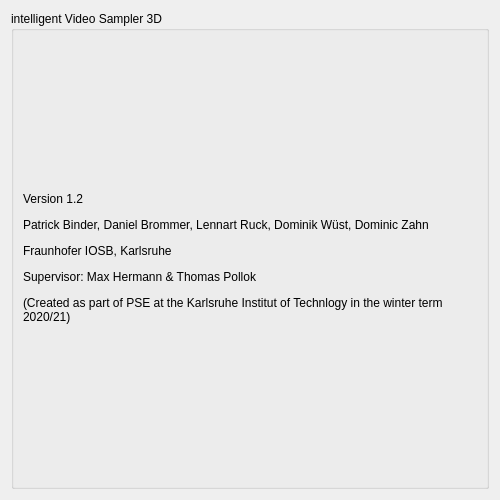
This is iVS3D/src/iVS3D-core/view/about.ui in iVS3D/iVS3D as Qt 5 draws it before an edit. The edited form follows.
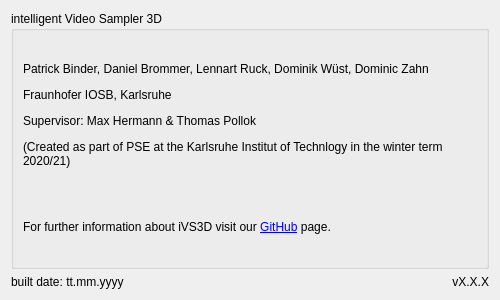
This is the edited form.

Commit message: added following flags to pass version and date to build process: IVS3D_DAT for build date and IVS3D_VER for build version. can be passed to qmake via DEFINES

Diff of the .ui file:
```diff
--- a/iVS3D/src/iVS3D-core/view/about.ui
+++ b/iVS3D/src/iVS3D-core/view/about.ui
@@ -7,19 +7,19 @@
     <x>0</x>
     <y>0</y>
     <width>500</width>
-    <height>500</height>
+    <height>300</height>
    </rect>
   </property>
   <property name="minimumSize">
    <size>
     <width>500</width>
-    <height>500</height>
+    <height>300</height>
    </size>
   </property>
   <property name="maximumSize">
    <size>
     <width>500</width>
-    <height>500</height>
+    <height>300</height>
    </size>
   </property>
   <property name="windowTitle">
@@ -34,8 +34,14 @@
      <layout class="QVBoxLayout" name="verticalLayout_3">
       <item>
        <widget class="QLabel" name="label">
+        <property name="sizePolicy">
+         <sizepolicy hsizetype="Preferred" vsizetype="Expanding">
+          <horstretch>0</horstretch>
+          <verstretch>0</verstretch>
+         </sizepolicy>
+        </property>
         <property name="text">
-         <string>&lt;html&gt;&lt;head/&gt;&lt;body&gt;&lt;p&gt;Version 1.2&lt;/p&gt;&lt;p&gt;Patrick Binder, Daniel Brommer, Lennart Ruck, Dominik Wüst, Dominic Zahn&lt;/p&gt;&lt;p&gt;Fraunhofer IOSB, Karlsruhe&lt;/p&gt;&lt;p&gt;Supervisor: Max Hermann &amp;amp; Thomas Pollok&lt;/p&gt;&lt;p&gt;(Created as part of PSE at the Karlsruhe Institut of Technlogy in the winter term 2020/21)&lt;/p&gt;&lt;/body&gt;&lt;/html&gt;</string>
+         <string>&lt;html&gt;&lt;head/&gt;&lt;body&gt;&lt;p&gt;Patrick Binder, Daniel Brommer, Lennart Ruck, Dominik Wüst, Dominic Zahn&lt;/p&gt;&lt;p&gt;Fraunhofer IOSB, Karlsruhe&lt;/p&gt;&lt;p&gt;Supervisor: Max Hermann &amp;amp; Thomas Pollok&lt;/p&gt;&lt;p&gt;(Created as part of PSE at the Karlsruhe Institut of Technlogy in the winter term 2020/21)&lt;/p&gt;&lt;p&gt;&lt;br/&gt;&lt;/p&gt;&lt;p&gt;For further information about iVS3D visit our &lt;a href=&quot;https://github.com/iVS3D/iVS3D&quot;&gt;&lt;span style=&quot; text-decoration: underline; color:#0000ff;&quot;&gt;GitHub&lt;/span&gt;&lt;/a&gt; page.&lt;/p&gt;&lt;/body&gt;&lt;/html&gt;</string>
         </property>
         <property name="wordWrap">
          <bool>true</bool>
@@ -45,6 +51,33 @@
      </layout>
     </widget>
    </item>
+   <item>
+    <layout class="QHBoxLayout" name="horizontalLayout">
+     <item>
+      <widget class="QLabel" name="l_date">
+       <property name="text">
+        <string>built date: tt.mm.yyyy</string>
+       </property>
+      </widget>
+     </item>
+     <item>
+      <widget class="QLabel" name="l_version">
+       <property name="text">
+        <string>vX.X.X</string>
+       </property>
+       <property name="textFormat">
+        <enum>Qt::AutoText</enum>
+       </property>
+       <property name="scaledContents">
+        <bool>false</bool>
+       </property>
+       <property name="alignment">
+        <set>Qt::AlignRight|Qt::AlignTrailing|Qt::AlignVCenter</set>
+       </property>
+      </widget>
+     </item>
+    </layout>
+   </item>
   </layout>
  </widget>
  <resources/>
```
The commit also changes 1 other file.
